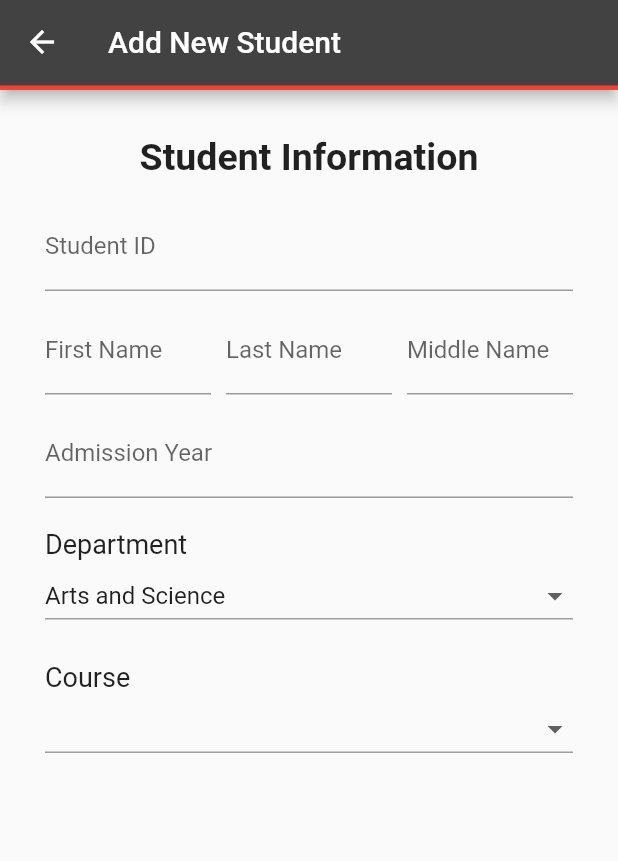
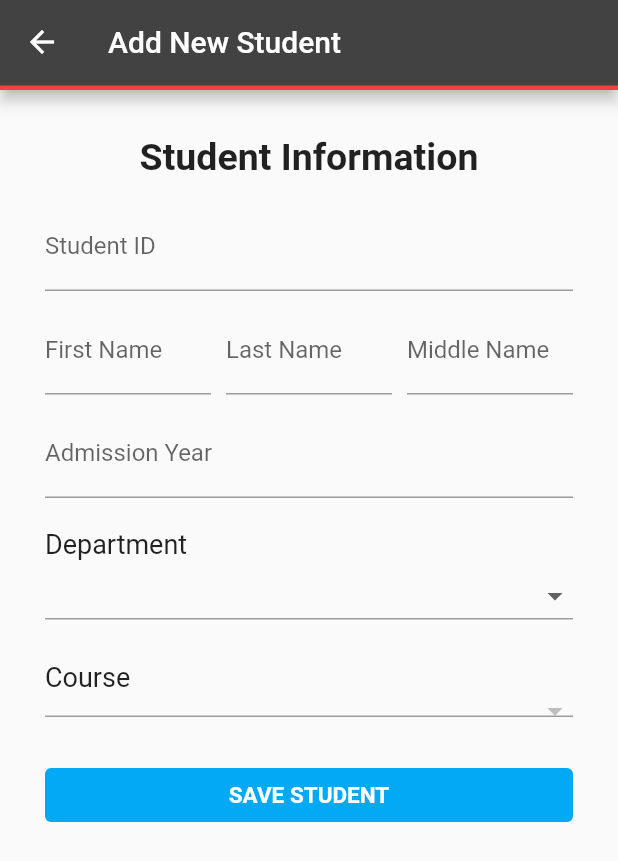
Before and after one commit to ASBHYCEPE/student_cred_managemnet, a Flutter app: the StudentDetails screen opened directly, on a phone screen of 412 x 824 dp. Shown: the top 861 px of the screen. Run offline on Flutter 3.47's test engine with Material 2 defaults, Android fonts, the phone set to English and light mode, and no system bars; our stand-ins replace sqflite; accounts and stored records are empty.

Commit message:
Added functionality for the text button for updating and inserting student

```diff
--- a/lib/pages/student_details.dart
+++ b/lib/pages/student_details.dart
@@ -1,4 +1,5 @@
 import 'package:cred_management/models/student.dart';
+import 'package:cred_management/services/database_helper.dart';
 import 'package:flutter/material.dart';
 import 'package:cred_management/models/academic_program.dart';
 
@@ -16,27 +17,26 @@ class StudentDetails extends StatefulWidget {
 class _StudentDetailsState extends State<StudentDetails> {
   final String appBarTitle;
   final Student? student;
-  String? selectedDepartment = AcademicProgram.department.first;
-  List<String> course = AcademicProgram.ASCourse;
+  final studentIDController = TextEditingController();
+  final firstNameController = TextEditingController();
+  final lastNameController = TextEditingController();
+  final middleNameController = TextEditingController();
+  final admissionYearController = TextEditingController();
+  String? selectedDepartment;
   String? selectedCourse;
+  List<String> course = [];
 
   _StudentDetailsState({required this.appBarTitle, this.student});
 
   @override
   Widget build(BuildContext context) {
-    final studentIDController = TextEditingController();
-    final firstNameController = TextEditingController();
-    final lastNameController = TextEditingController();
-    final middleNameController = TextEditingController();
-    final admissionYearController = TextEditingController();
-
     if (student != null) {
       studentIDController.text = student!.studentID;
       firstNameController.text = student!.firstName;
       lastNameController.text = student!.lastName;
       middleNameController.text = student!.middleName;
       admissionYearController.text = student!.admissionYear;
-      selectedCourse = student!.course;
+      selectedCourse = null;
       selectedDepartment = student!.department;
     }
 
@@ -172,6 +172,62 @@ class _StudentDetailsState extends State<StudentDetails> {
                 });
               },
             ),
+            const SizedBox(
+              height: 20.0,
+            ),
+            Row(
+              children: [
+                Expanded(
+                  child: TextButton(
+                    onPressed: () async {
+                      final studentID = studentIDController.text;
+                      final firstName = firstNameController.text;
+                      final lastName = lastNameController.text;
+                      final middleName = middleNameController.text;
+                      final admissionYear = admissionYearController.text;
+                      final department = selectedDepartment;
+                      final course = selectedCourse;
+
+                      if (studentID.isEmpty ||
+                          firstName.isEmpty ||
+                          middleName.isEmpty ||
+                          lastName.isEmpty ||
+                          admissionYear.isEmpty ||
+                          department == null ||
+                          course == null) {
+                        return;
+                      }
+
+                      final Student model = Student(
+                          studentID: studentID,
+                          firstName: firstName,
+                          lastName: lastName,
+                          middleName: middleName,
+                          admissionYear: admissionYear,
+                          department: department,
+                          course: course);
+
+                      if (student == null) {
+                        DatabaseHelper.instance.addStudent(model);
+                      } else {
+                        DatabaseHelper.instance.updateStudent(model);
+                      }
+
+                      Navigator.pop(context);
+                    },
+                    child: const Text(
+                      'SAVE STUDENT',
+                      style: TextStyle(
+                          fontSize: 15,
+                          fontWeight: FontWeight.bold,
+                          color: Colors.white),
+                    ),
+                    style:
+                        TextButton.styleFrom(backgroundColor: Colors.lightBlue),
+                  ),
+                ),
+              ],
+            )
           ],
         ),
       ),
```
